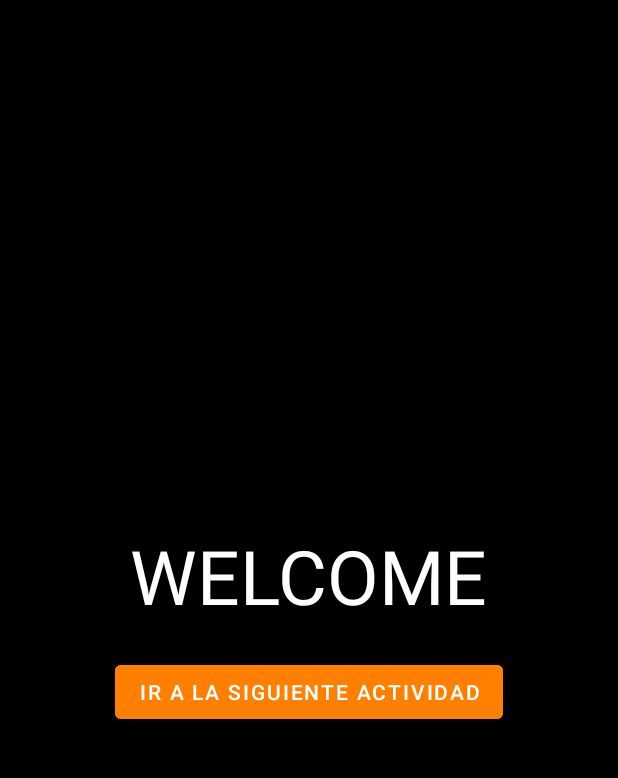
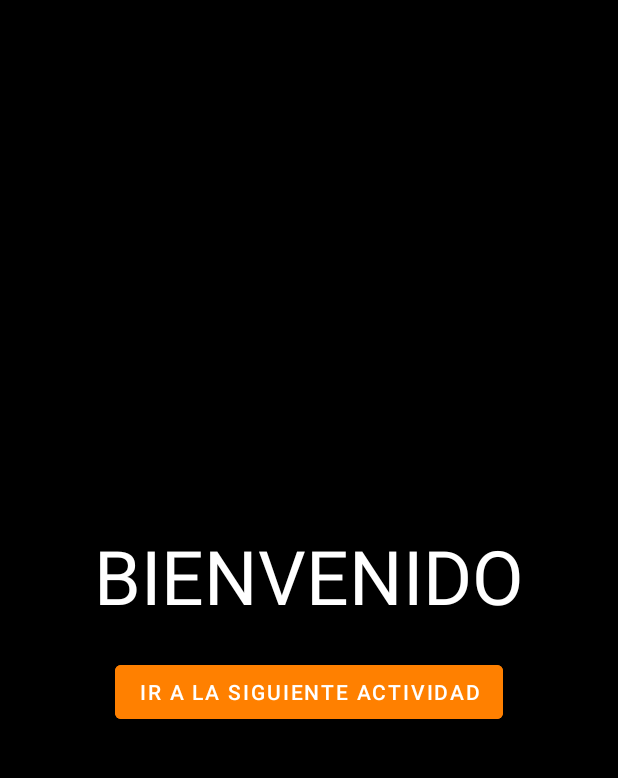
Before and after one commit to legendmarine81/Android_Practica_4_Intenent, an Android app: the screen it shows after launch (MainActivity), on a phone screen of 412 x 824 dp, the part 84-862 px from its top. Run offline under Robolectric (Android 15) with nearby library versions, the phone set to English and light mode, and no system bars.

Commit message:
git commit -m "sisisi"

```diff
--- a/app/src/main/res/values/strings.xml
+++ b/app/src/main/res/values/strings.xml
@@ -1,5 +1,5 @@
 <resources>
     <string name="app_name">saveme</string>
     <string name="nombre1">IR A LA SIGUIENTE ACTIVIDAD</string>
-    <string name="bvn">WELCOME</string>
+    <string name="bvn">BIENVENIDO</string>
 </resources>
```
